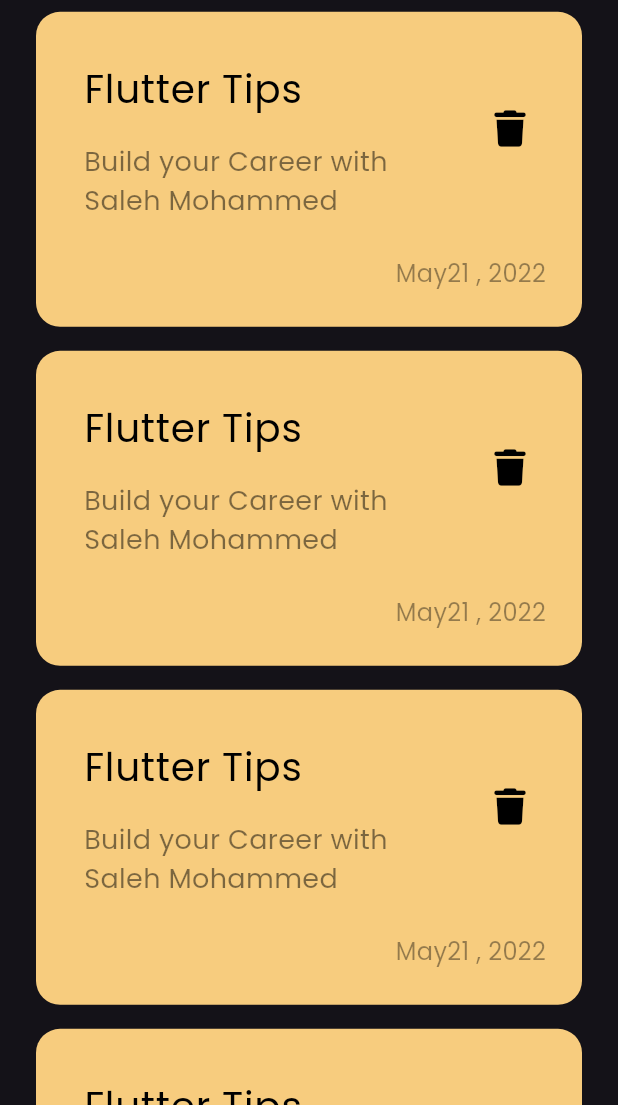
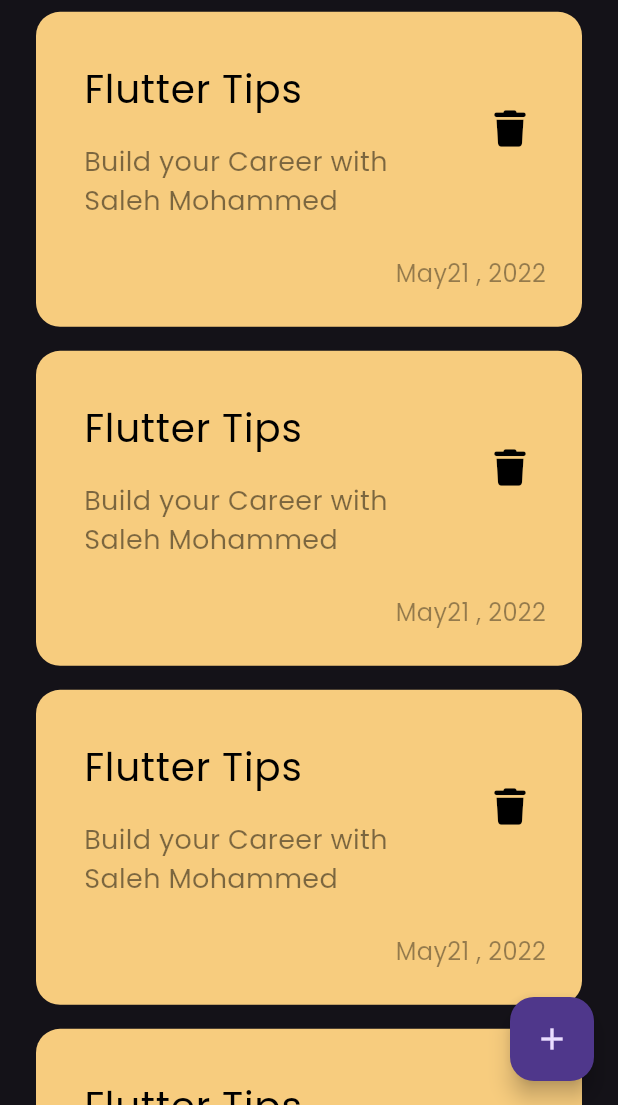
Before and after one commit to salehalgabri/noets_app, a Flutter app: the screen it shows after launch, on a phone screen of 412 x 824 dp, the part 131-1236 px from its top. Run offline on Flutter 3.47's test engine with Material 3 defaults, Android fonts, the phone set to English and light mode, and no system bars; our stand-ins replace font_awesome_flutter.

Commit message:
added floating action Button

```diff
--- a/lib/views/notes_view.dart
+++ b/lib/views/notes_view.dart
@@ -6,8 +6,14 @@ class NotesView extends StatelessWidget {
 
   @override
   Widget build(BuildContext context) {
-    return const Scaffold(
-      body: NotesViewBody(),
+    return Scaffold(
+      floatingActionButton: FloatingActionButton(
+        onPressed: () {},
+        child: const Icon(
+          Icons.add,
+        ),
+      ),
+      body: const NotesViewBody(),
     );
   }
 }
--- a/lib/views/widgets/notes_list_view.dart
+++ b/lib/views/widgets/notes_list_view.dart
@@ -3,7 +3,9 @@ import 'package:notes_app/views/widgets/custom_note_item.dart';
 
 class NotesListView extends StatelessWidget {
   const NotesListView({super.key});
+  final  data = const [
 
+  ];
   @override
   Widget build(BuildContext context) {
     return ListView.builder(
```
